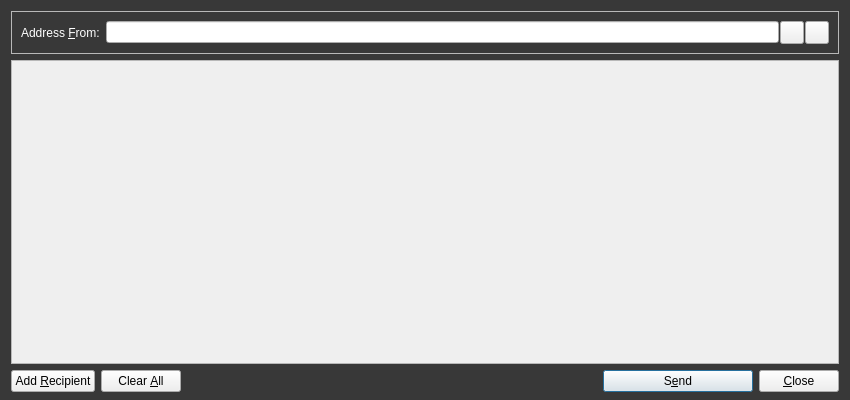
Old version of the form src/qt/forms/sendmessagesdialog.ui in the repository ajeef/Rubix.
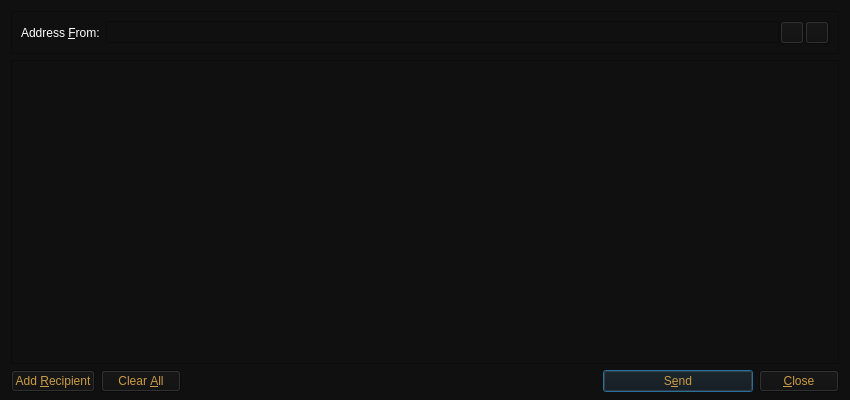
New version of the form. Icons and pictures are not drawn. Custom widgets are drawn as their Qt base class.

Patch:
```diff
--- a/src/qt/forms/sendmessagesdialog.ui
+++ b/src/qt/forms/sendmessagesdialog.ui
@@ -14,7 +14,8 @@
    <string>Send Messages</string>
   </property>
   <property name="styleSheet">
-   <string notr="true">#SendMessagesDialog { background-color: #383838; }</string>
+   <string notr="true">color: rgb(204, 155, 68);
+background-color: rgb(16, 16, 16);</string>
   </property>
   <layout class="QVBoxLayout" name="verticalLayout" stretch="0,1,0">
    <property name="bottomMargin">
@@ -112,7 +113,7 @@
         <x>0</x>
         <y>0</y>
         <width>830</width>
-        <height>298</height>
+        <height>299</height>
        </rect>
       </property>
       <layout class="QVBoxLayout" name="verticalLayout_2">
```
